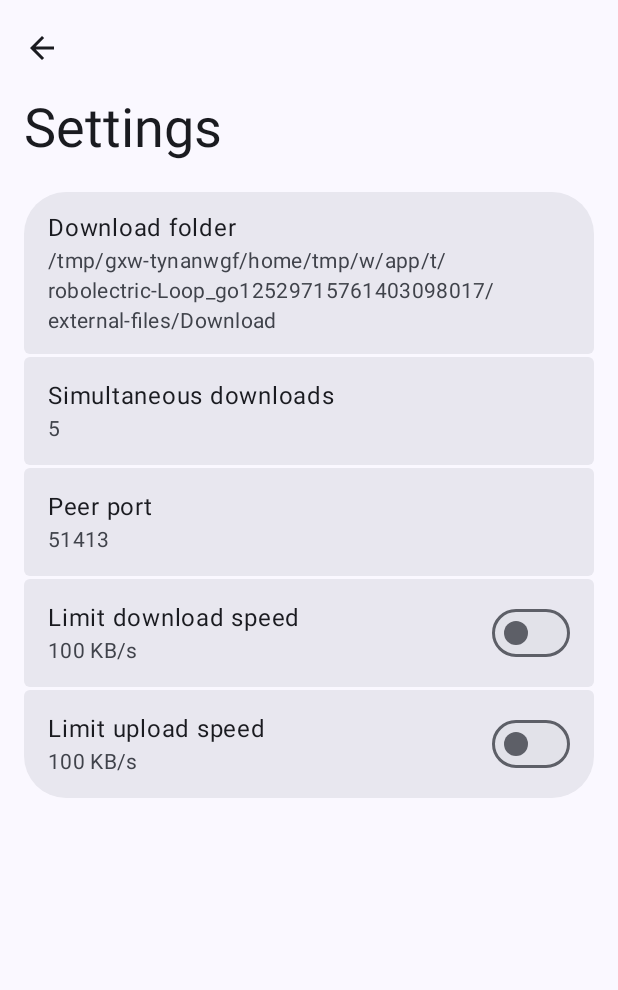
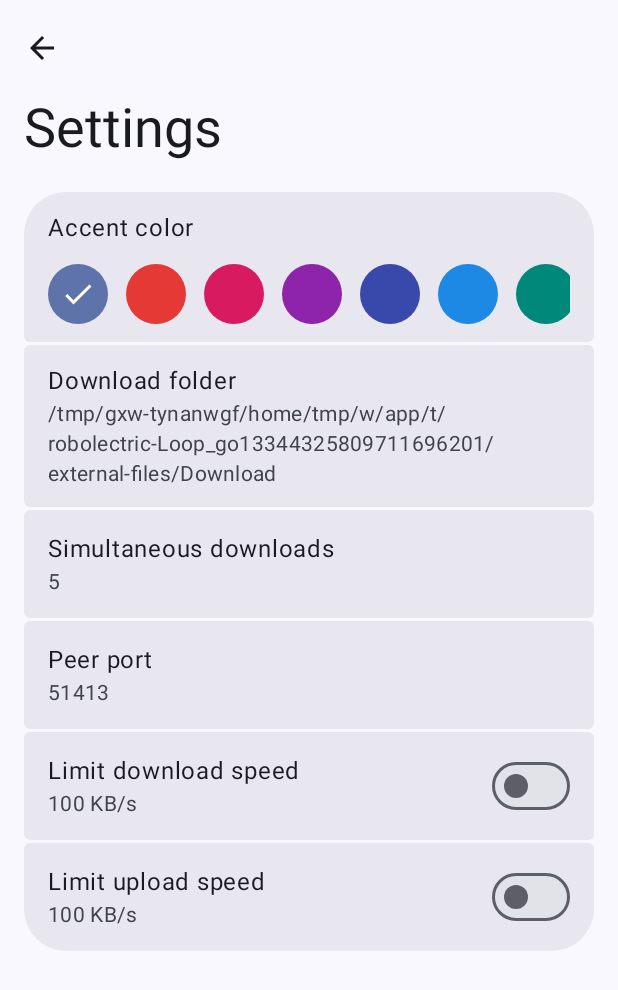
Before and after one commit to d224407/droidtorrent, an Android app built with Jetpack Compose: the composable SettingsScreen shown on its own in the app's theme, on a phone screen of 412 x 824 dp. Shown: the top 990 px of the screen. Run offline under Robolectric (Android 15) with nearby library versions, the phone set to English and light mode, and no system bars; our stand-ins replace Material 3 Expressive styles (plain Material 3 is drawn); libraries missing offline, so code that uses them is left out: com.frostwire.jlibtorrent; 4 statements that could not run were skipped.

Commit message:
Add accent color setting, fix completed download detection, fix build deps

```diff
--- a/app/build.gradle.kts
+++ b/app/build.gradle.kts
@@ -56,9 +56,8 @@ android {
 dependencies {
     implementation("com.frostwire:jlibtorrent-android:2.1.2.1")
 
-    implementation("androidx.compose.material3:material3:1.6.0-alpha01")
+    implementation("androidx.compose.material3:material3:1.4.0")
     implementation("androidx.compose.material:material-icons-extended:1.7.8")
-    implementation("androidx.compose.ui:ui:1.14.0-alpha01")
     implementation("androidx.activity:activity-compose:1.14.0-alpha03")
     implementation("androidx.lifecycle:lifecycle-viewmodel-compose:2.12.0-alpha06")
     implementation("androidx.lifecycle:lifecycle-runtime-compose:2.12.0-alpha06")
--- a/app/src/main/kotlin/com/droidtorrent/Models.kt
+++ b/app/src/main/kotlin/com/droidtorrent/Models.kt
@@ -43,4 +43,5 @@ data class Settings(
     val limitUpEnabled: Boolean = false,
     val limitDown: Int = 100, // KB/s
     val limitUp: Int = 100, // KB/s
+    val accent: Int = 0, // ARGB seed, 0 = default colors
 )
--- a/app/src/main/kotlin/com/droidtorrent/ui/SettingsScreen.kt
+++ b/app/src/main/kotlin/com/droidtorrent/ui/SettingsScreen.kt
@@ -1,6 +1,16 @@
 package com.droidtorrent.ui
 
+import androidx.compose.foundation.background
 import androidx.compose.foundation.clickable
+import androidx.compose.foundation.horizontalScroll
+import androidx.compose.foundation.layout.Box
+import androidx.compose.foundation.layout.Row as LayoutRow
+import androidx.compose.foundation.layout.size
+import androidx.compose.foundation.shape.CircleShape
+import androidx.compose.material.icons.filled.Check
+import androidx.compose.material.icons.filled.Palette
+import androidx.compose.ui.Alignment
+import androidx.compose.ui.draw.clip
 import androidx.compose.foundation.layout.Arrangement
 import androidx.compose.foundation.layout.Column
 import androidx.compose.foundation.layout.fillMaxSize
@@ -83,6 +93,7 @@ fun SettingsScreen(onBack: () -> Unit) {
             verticalArrangement = Arrangement.spacedBy(2.dp),
         ) {
             val rows = listOf<@Composable () -> Unit>(
+                { AccentPicker(s.accent) { c -> TorrentEngine.updateSettings { it.copy(accent = c) } } },
                 { Row("Download folder", s.downloadDir) { editing = Field.Dir } },
                 {
                     Row("Simultaneous downloads",
@@ -168,3 +179,31 @@ private fun Row(title: String, value: String, trailing: @Composable (() -> Unit)
         modifier = Modifier.clickable(onClick = onClick),
     )
 }
+
+@Composable
+private fun AccentPicker(selected: Int, onPick: (Int) -> Unit) {
+    val scheme = MaterialTheme.colorScheme
+    Column(Modifier.padding(horizontal = 16.dp, vertical = 12.dp)) {
+        Text("Accent color", style = MaterialTheme.typography.bodyLarge)
+        LayoutRow(
+            horizontalArrangement = Arrangement.spacedBy(12.dp),
+            modifier = Modifier.padding(top = 12.dp).horizontalScroll(rememberScrollState()),
+        ) {
+            (listOf(0) + AccentPresets).forEach { c ->
+                val bg = if (c == 0) scheme.primaryContainer else Color(c)
+                val fg = if (c == 0) scheme.onPrimaryContainer else Color.White
+                Box(
+                    contentAlignment = Alignment.Center,
+                    modifier = Modifier
+                        .size(40.dp)
+                        .clip(CircleShape)
+                        .background(bg)
+                        .clickable { onPick(c) },
+                ) {
+                    if (c == selected) Icon(Icons.Default.Check, "Selected", tint = fg)
+                    else if (c == 0) Icon(Icons.Default.Palette, "Default", tint = fg)
+                }
+            }
+        }
+    }
+}
```
Also changed, not shown: app/src/main/kotlin/com/droidtorrent/TorrentEngine.kt (+15 -5 lines), app/src/main/kotlin/com/droidtorrent/ui/Theme.kt (+55 -0 lines).
